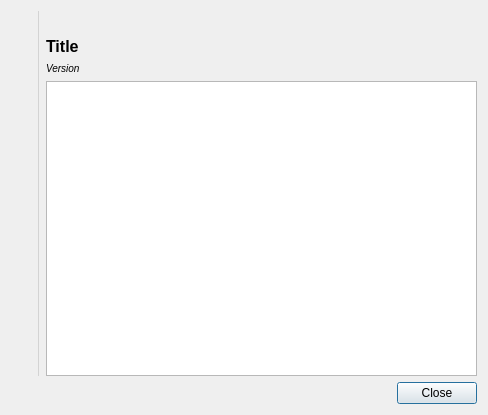
clementine-player/Clementine, file src/ui/about.ui: the form before one commit.
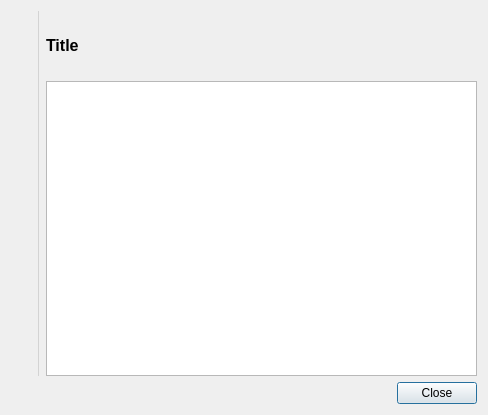
The form after the commit. Icons and pictures are not drawn.

Commit message: Make the "version" text bigger in the about box

Diff of the .ui file:
```diff
--- a/src/ui/about.ui
+++ b/src/ui/about.ui
@@ -18,13 +18,7 @@
 #title {
   font-weight: bold;
   font-size: 16px;
-}
-
-#version {
-  font-style: italic;
-  font-size: 10px;
-}
-</string>
+}</string>
   </property>
   <layout class="QVBoxLayout" name="verticalLayout_4">
    <item>
@@ -101,11 +95,7 @@
            </widget>
           </item>
           <item>
-           <widget class="QLabel" name="version">
-            <property name="text">
-             <string>Version</string>
-            </property>
-           </widget>
+           <widget class="QLabel" name="version"/>
           </item>
          </layout>
         </widget>
```
The commit also changes 21 other files.
